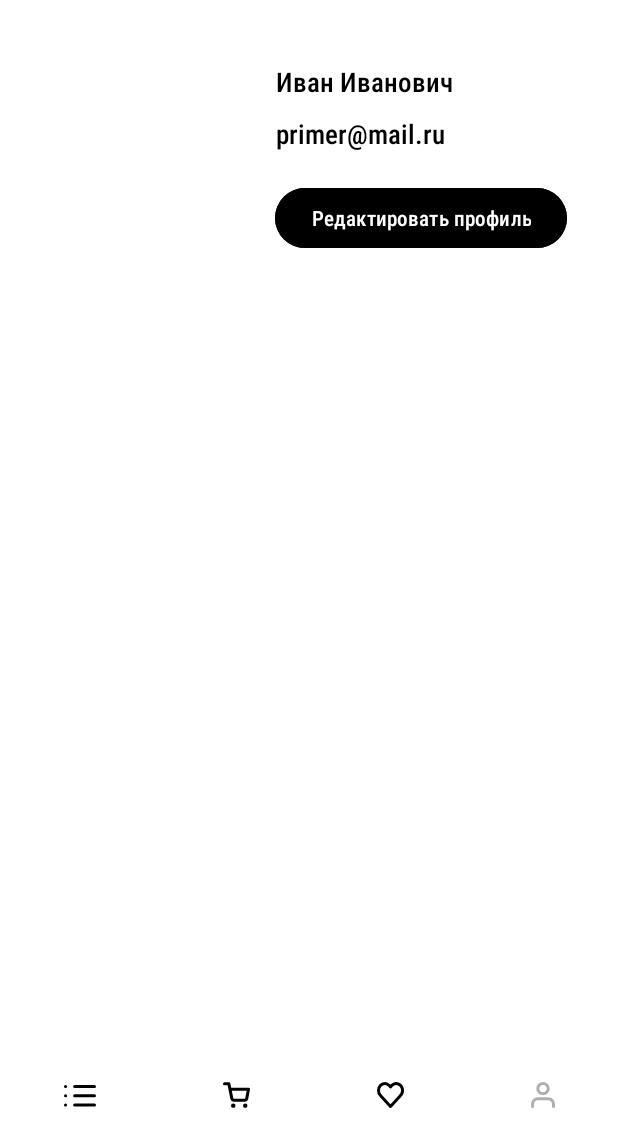
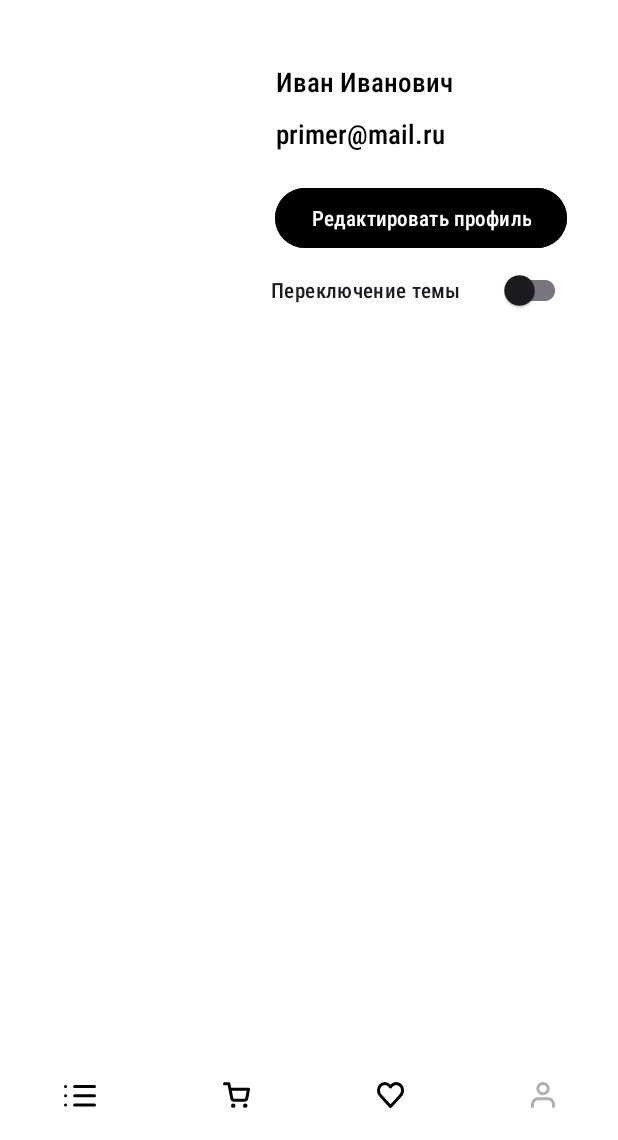
Before and after one commit to Zolomed/ClothingStore, an Android app: the AccountActivity screen opened directly, with no data from a screen before it, on a phone screen of 412 x 824 dp, the part 96-1236 px from its top. Run offline under Robolectric (Android 15) with nearby library versions, the phone set to English and light mode, and no system bars.

Commit message:
Работает сохранение состояния темы, но она не переключается при повторном входе

```diff
--- a/app/src/main/AndroidManifest.xml
+++ b/app/src/main/AndroidManifest.xml
@@ -6,6 +6,7 @@
 
     <application
         android:allowBackup="true"
+        android:name="com.example.diary.App"
         android:dataExtractionRules="@xml/data_extraction_rules"
         android:fullBackupContent="@xml/backup_rules"
         android:icon="@mipmap/ic_launcher"
--- a/app/src/main/java/com/example/diary/AccountActivity.kt
+++ b/app/src/main/java/com/example/diary/AccountActivity.kt
@@ -7,6 +7,7 @@ import androidx.activity.enableEdgeToEdge
 import androidx.appcompat.app.AppCompatActivity
 import androidx.core.view.ViewCompat
 import androidx.core.view.WindowInsetsCompat
+import com.google.android.material.switchmaterial.SwitchMaterial
 
 class AccountActivity : AppCompatActivity() {
 
@@ -14,6 +15,7 @@ class AccountActivity : AppCompatActivity() {
     private lateinit var itemsButton: ImageButton
     private lateinit var basketButton: ImageButton
     private lateinit var favouritesButton: ImageButton
+    private lateinit var themeSwitcher: SwitchMaterial
 
     override fun onCreate(savedInstanceState: Bundle?) {
         super.onCreate(savedInstanceState)
@@ -29,26 +31,33 @@ class AccountActivity : AppCompatActivity() {
         itemsButton = findViewById(R.id.items_button)
         basketButton = findViewById(R.id.basket_button)
         favouritesButton = findViewById(R.id.favourites_button)
+        themeSwitcher = findViewById(R.id.theme_switcher)
 
-        logoutButton.setOnClickListener{
+        logoutButton.setOnClickListener {
             val intent = Intent(this, MainActivity::class.java)
             startActivity(intent)
             finishAffinity()
         }
 
-        itemsButton.setOnClickListener{
+        themeSwitcher.isChecked = (applicationContext as App).darkTheme
+
+        themeSwitcher.setOnCheckedChangeListener {switcher,  checked->
+            (applicationContext as App).switchTheme(checked)
+        }
+
+        itemsButton.setOnClickListener {
             val intent = Intent(this, ItemsActivity::class.java)
             startActivity(intent)
             finishAffinity()
         }
 
-        basketButton.setOnClickListener{
+        basketButton.setOnClickListener {
             val intent = Intent(this, BasketActivity::class.java)
             startActivity(intent)
             finishAffinity()
         }
 
-        favouritesButton.setOnClickListener{
+        favouritesButton.setOnClickListener {
             val intent = Intent(this, FavouritesActivity::class.java)
             startActivity(intent)
             finishAffinity()
--- a/app/src/main/java/com/example/diary/BasketActivity.kt
+++ b/app/src/main/java/com/example/diary/BasketActivity.kt
@@ -28,19 +28,19 @@ class BasketActivity : AppCompatActivity() {
         favouritesButton = findViewById(R.id.favourites_button)
         accountButton = findViewById(R.id.account_button)
 
-        itemsButton.setOnClickListener{
+        itemsButton.setOnClickListener {
             val intent = Intent(this, ItemsActivity::class.java)
             startActivity(intent)
             finishAffinity()
         }
 
-        favouritesButton.setOnClickListener{
+        favouritesButton.setOnClickListener {
             val intent = Intent(this, FavouritesActivity::class.java)
             startActivity(intent)
             finishAffinity()
         }
 
-        accountButton.setOnClickListener{
+        accountButton.setOnClickListener {
             val intent = Intent(this, AccountActivity::class.java)
             startActivity(intent)
             finishAffinity()
--- a/app/src/main/java/com/example/diary/FavouritesActivity.kt
+++ b/app/src/main/java/com/example/diary/FavouritesActivity.kt
@@ -28,19 +28,19 @@ class FavouritesActivity : AppCompatActivity() {
         basketButton = findViewById(R.id.basket_button)
         accountButton = findViewById(R.id.account_button)
 
-        itemsButton.setOnClickListener{
+        itemsButton.setOnClickListener {
             val intent = Intent(this, ItemsActivity::class.java)
             startActivity(intent)
             finishAffinity()
         }
 
-        basketButton.setOnClickListener{
+        basketButton.setOnClickListener {
             val intent = Intent(this, BasketActivity::class.java)
             startActivity(intent)
             finishAffinity()
         }
 
-        accountButton.setOnClickListener{
+        accountButton.setOnClickListener {
             val intent = Intent(this, AccountActivity::class.java)
             startActivity(intent)
             finishAffinity()
--- a/app/src/main/java/com/example/diary/ItemsActivity.kt
+++ b/app/src/main/java/com/example/diary/ItemsActivity.kt
@@ -35,19 +35,19 @@ class ItemsActivity : AppCompatActivity() {
             startActivity(intent)
         }
 
-        basketButton.setOnClickListener{
+        basketButton.setOnClickListener {
             val intent = Intent(this, BasketActivity::class.java)
             startActivity(intent)
             finishAffinity()
         }
 
-        favouritesButton.setOnClickListener{
+        favouritesButton.setOnClickListener {
             val intent = Intent(this, FavouritesActivity::class.java)
             startActivity(intent)
             finishAffinity()
         }
 
-        accountButton.setOnClickListener{
+        accountButton.setOnClickListener {
             val intent = Intent(this, AccountActivity::class.java)
             startActivity(intent)
             finishAffinity()
--- a/app/src/main/java/com/example/diary/SearchActivity.kt
+++ b/app/src/main/java/com/example/diary/SearchActivity.kt
@@ -67,11 +67,11 @@ class SearchActivity : AppCompatActivity() {
             showKeyboard()
         }
 
-        weatherButton.setOnClickListener{
+        weatherButton.setOnClickListener {
             getAPIData()
         }
 
-        errorText.setOnClickListener{
+        errorText.setOnClickListener {
             getAPIData()
         }
     }
@@ -96,7 +96,7 @@ class SearchActivity : AppCompatActivity() {
         imm.showSoftInput(search, InputMethodManager.SHOW_IMPLICIT)
     }
 
-    fun getAPIData(){
+    private fun getAPIData() {
         val text = search.text.toString()
         val weatherApiRepo = WeatherApiRepo()
 
--- a/app/src/main/res/layout/activity_account.xml
+++ b/app/src/main/res/layout/activity_account.xml
@@ -75,6 +75,13 @@
                 android:layout_gravity="center"
                 android:layout_marginTop="20dp"
                 android:text="@string/edit_profile" />
+
+            <com.google.android.material.switchmaterial.SwitchMaterial
+                android:id="@+id/theme_switcher"
+                android:layout_width="200dp"
+                android:layout_height="wrap_content"
+                android:text="Переключение темы"
+                android:layout_gravity="center" />
         </LinearLayout>
     </LinearLayout>
 
```
Also changed, not shown: app/src/main/java/com/example/diary/App.kt (added, +30 -0 lines).
